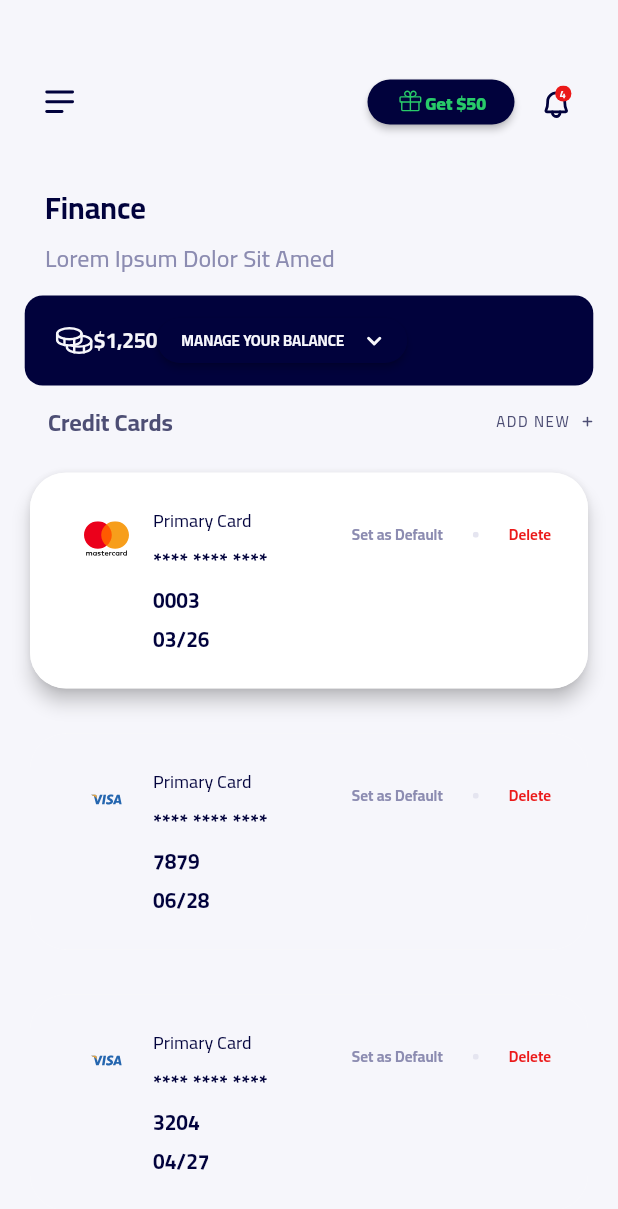
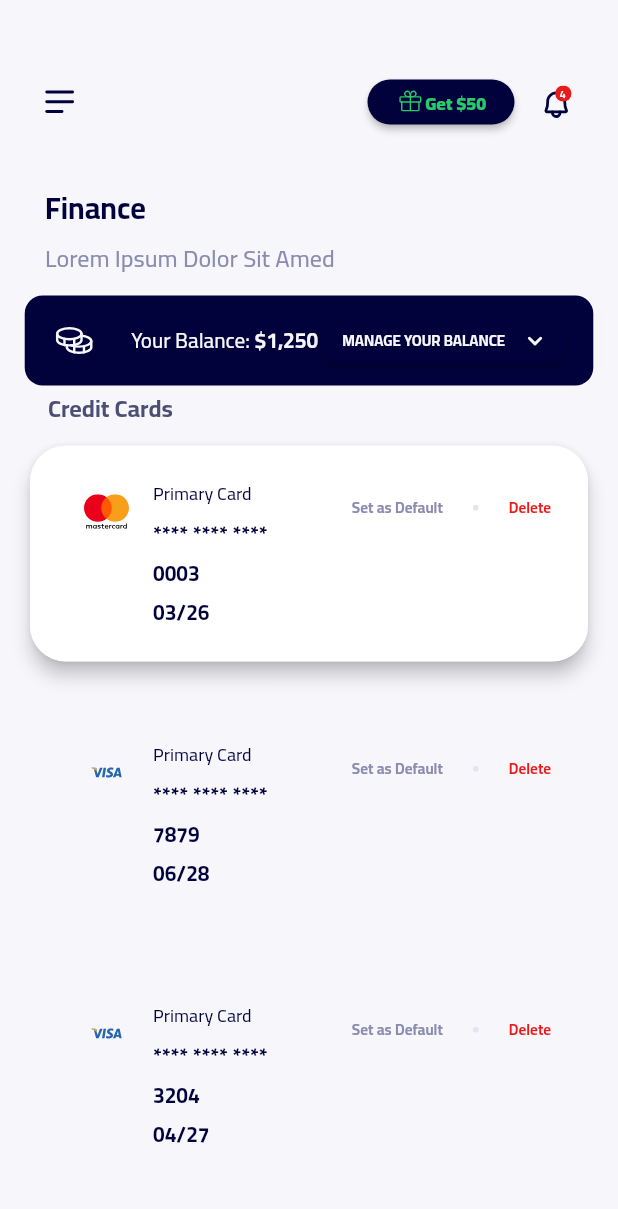
Before and after one commit to ozgun-kara/ruut, a Flutter app: the screen it shows after launch, on a phone screen of 412 x 824 dp. Shown: the top 1209 px of the screen. Run offline on Flutter 3.47's test engine with Material 2 defaults, Android fonts, the phone set to English and light mode, and no system bars; our stand-ins replace flutter_svg; statements that could not run were skipped.

Commit message:
Update finance_page.dart

```diff
--- a/lib/pages/finance_page.dart
+++ b/lib/pages/finance_page.dart
@@ -160,7 +160,18 @@ class FinancePage extends StatelessWidget {
                       ),
                     ),
 
-
+                    const Padding(
+                      padding: EdgeInsets.fromLTRB(25, 0, 0, 0),
+                      child: Text(
+                        "Your Balance: ",
+                        style: TextStyle(
+                          fontSize: 14,
+                          fontFamily: "Cairo-VariableFont_wght",
+                          fontWeight: FontWeight.w500,
+                          color: Color(0xFFF6F6FB),
+                        ),
+                      ),
+                    ),
 
                     const Padding(
                       padding: EdgeInsets.fromLTRB(0, 0, 0, 0),
@@ -236,45 +247,7 @@ class FinancePage extends StatelessWidget {
                   ),
                 ),
 
-                ButtonTheme(
-                  minWidth: 98,
-                  height: 30,
-                  child: MaterialButton(
-                      shape: const RoundedRectangleBorder(
-                        borderRadius: BorderRadius.only(
-                            topLeft: Radius.circular(24),
-                            topRight: Radius.circular(24),
-                            bottomLeft: Radius.circular(24),
-                            bottomRight: Radius.circular(24)),
-                      ),
-                      color: const Color(0xFFF6F6FB),
-                      elevation: 0,
-                      child: Row(
-                        mainAxisSize: MainAxisSize.min,
-                        children: [
-                          const Text(
-                            'ADD NEW',
-                            style: TextStyle(
-                              fontSize: 10,
-                              letterSpacing: 1,
-                              fontFamily: "Cairo-VariableFont_wght",
-                              fontWeight: FontWeight.w500,
-                              color: Color(0xFF4D4E74),
-                            ),
-                          ),
-                          Padding(
-                            padding: const EdgeInsets.fromLTRB(8, 0, 0, 0),
-                            child: SvgPicture.asset(
-                              'assets/images/Plus.svg',
-                              width: 8,
-                              height: 8,
-                            ),
-                          ),
-                        ],
-                      ),
 
-                      onPressed: () async {}),
-                ),
 
               ],
             ),
```
